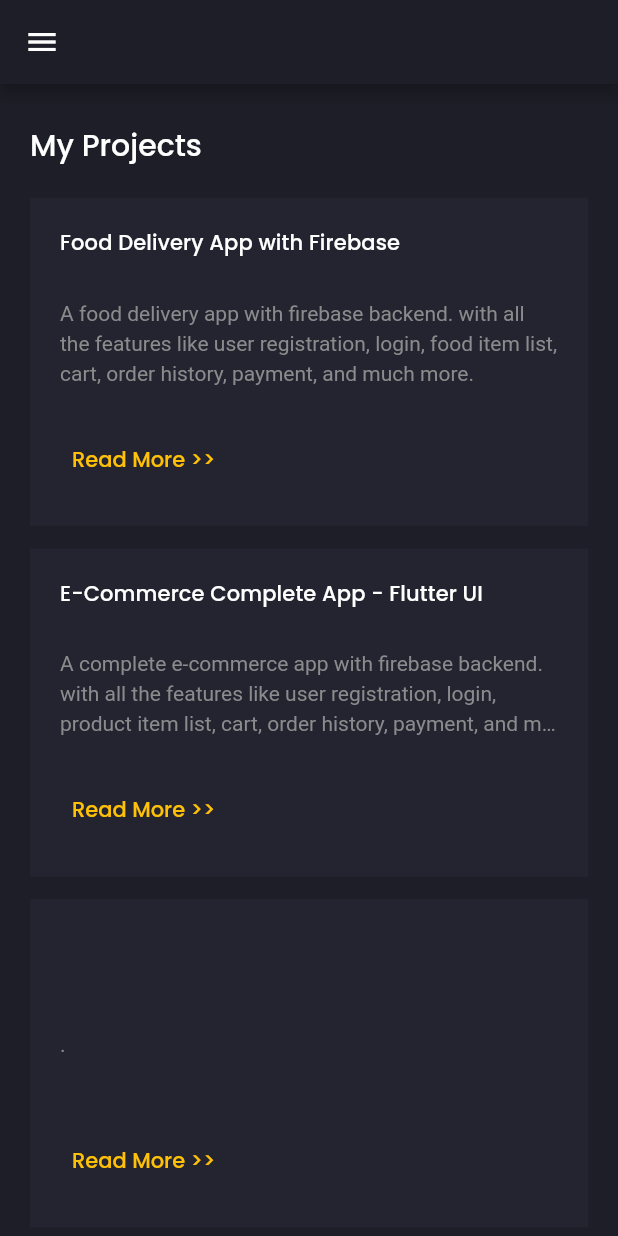
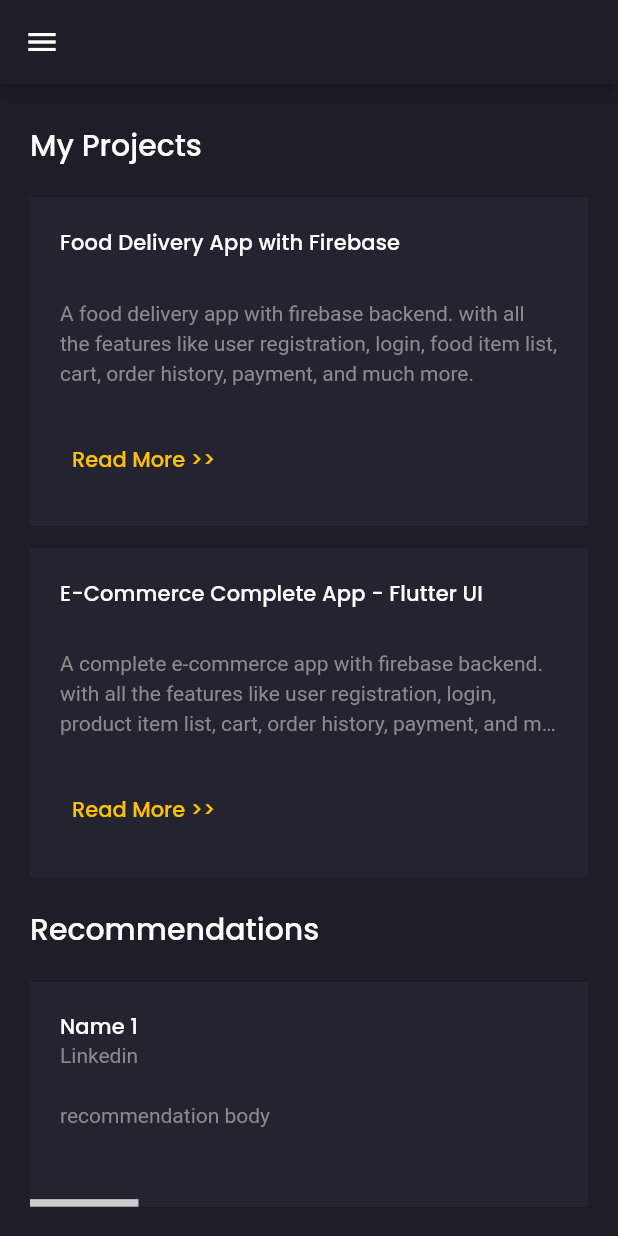
Before and after one commit to MeYo0o/Moaz-Dev-Portfolio, a Flutter app: the screen it shows after launch, scrolled down 251 dp, on a phone screen of 412 x 824 dp. Run offline on Flutter 3.47's test engine with Material 2 defaults, Android fonts, the phone set to English and light mode, and no system bars; our stand-ins replace animated_text_kit, firebase_core, flutter_svg, font_awesome_flutter, get, google_fonts and 1 more; accounts and stored records are empty.

Commit message:
Redesign App

```diff
--- a/lib/core/constants.dart
+++ b/lib/core/constants.dart
@@ -85,16 +85,6 @@ List<Project> kProjects = [
         "payment, and much more.",
     url: 'https://github.com/MeYo0o/E-Commerce-App',
   ),
-  Project(
-    title: "",
-    description: ".",
-    url: '',
-  ),
-  Project(
-    title: "",
-    description: ".",
-    url: '',
-  ),
 ];
 
 //Colors
--- a/lib/core/responsive.dart
+++ b/lib/core/responsive.dart
@@ -1,6 +1,4 @@
 import 'package:flutter/material.dart';
-
-// We will modify it once we have our final design
 
 class Responsive extends StatelessWidget {
   final Widget mobile;
--- a/lib/main.dart
+++ b/lib/main.dart
@@ -2,9 +2,11 @@ import 'package:flutter/material.dart';
 import 'package:get/get.dart';
 import 'package:personal_dev_portfolio/controllers/theme_controller.dart';
 import 'package:personal_dev_portfolio/core/app_bindings.dart';
+import 'package:url_strategy/url_strategy.dart';
 import 'screens/home/home_screen.dart';
 
 void main() {
+  setPathUrlStrategy();
   WidgetsFlutterBinding.ensureInitialized();
   AppBindings().dependencies();
   runApp(MyApp());
```
Also changed, not shown: pubspec.yaml (+4 -3 lines), firebase.json, lib/firebase_options.dart, pubspec.lock, 1 other file.
